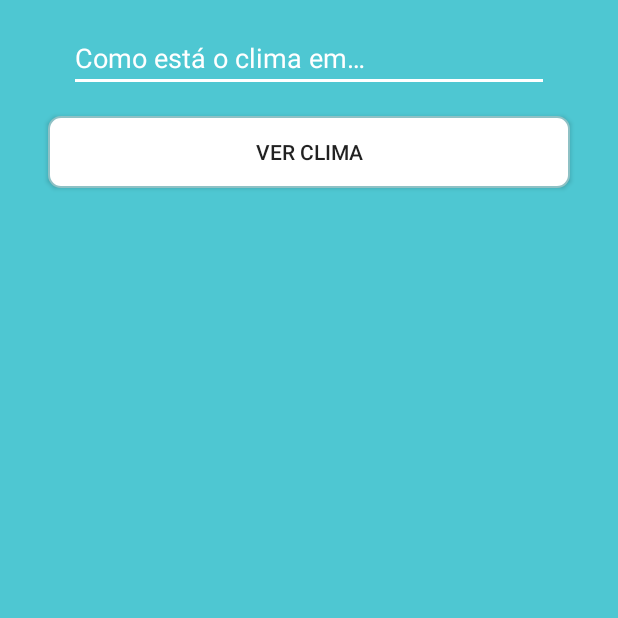
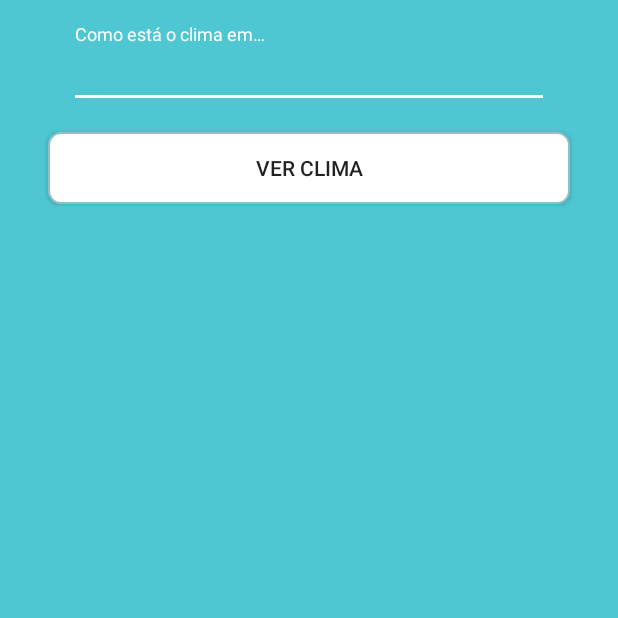
Before and after one commit to genorchiomento/weather_app, an Android app: the screen it shows after launch (WeatherActivity), on a phone screen of 412 x 824 dp, the top half of it. Run offline under Robolectric (Android 15) with nearby library versions, the phone set to English and light mode, and no system bars; our stand-ins replace Picasso; pictures from the network do not load.

Commit message:
add material design in edit text

```diff
--- a/app/build.gradle
+++ b/app/build.gradle
@@ -60,4 +60,6 @@ dependencies {
   implementation "androidx.lifecycle:lifecycle-viewmodel-ktx:$lifecycle_version"
   // LiveData
   implementation "androidx.lifecycle:lifecycle-livedata-ktx:$lifecycle_version"
+  //Material
+  implementation 'com.google.android.material:material:1.1.0'
 }
--- a/app/src/main/java/br/com/fatcatdevstudio/weatherapp/ui/activity/WeatherActivity.kt
+++ b/app/src/main/java/br/com/fatcatdevstudio/weatherapp/ui/activity/WeatherActivity.kt
@@ -10,7 +10,7 @@ import br.com.fatcatdevstudio.weatherapp.repository.ApiRepository
 import br.com.fatcatdevstudio.weatherapp.ui.viewmodel.WeatherViewModel
 import br.com.fatcatdevstudio.weatherapp.ui.viewmodel.factory.WeatherViewModelFactory
 import com.squareup.picasso.Picasso
-import kotlinx.android.synthetic.main.activity_main.*
+import kotlinx.android.synthetic.main.activity_weather.*
 import kotlinx.android.synthetic.main.result_weather_search.*
 
 class WeatherActivity : AppCompatActivity() {
@@ -23,7 +23,7 @@ class WeatherActivity : AppCompatActivity() {
 
   override fun onCreate(savedInstanceState: Bundle?) {
     super.onCreate(savedInstanceState)
-    setContentView(R.layout.activity_main)
+    setContentView(R.layout.activity_weather)
 
     btnSearch.setOnClickListener {
       observeLiveData()
@@ -58,7 +58,7 @@ class WeatherActivity : AppCompatActivity() {
           feelsLikeResponseTextView.text = getString(R.string.text_feels_like, feelsLike)
           windSpeedResponseTextView.text = getString(R.string.text_speed_wind, windSpeed)
 
-          editTextCityInput.text.clear()
+          editTextCityInput.text?.clear()
         }
       )
   }
--- a/app/src/main/res/layout/activity_main.xml
+++ b/app/src/main/res/layout/activity_weather.xml
@@ -9,20 +9,26 @@
   android:padding="@dimen/component_interface_square_16"
   tools:context=".ui.activity.WeatherActivity">
 
-  <EditText
-    android:id="@+id/editTextCityInput"
+  <com.google.android.material.textfield.TextInputLayout
+    android:id="@+id/TextInputLayoutCity"
     android:layout_width="wrap_content"
     android:layout_height="wrap_content"
-    android:ems="15"
-    android:hint="@string/hint_search_city_input"
-    android:importantForAutofill="no"
-    android:inputType="textCapCharacters"
-    android:textAllCaps="true"
-    android:textColor="@color/colorText"
-    android:textColorHint="@color/colorText"
     app:layout_constraintEnd_toEndOf="parent"
     app:layout_constraintStart_toStartOf="parent"
-    app:layout_constraintTop_toTopOf="parent" />
+    app:layout_constraintTop_toTopOf="parent">
+
+    <com.google.android.material.textfield.TextInputEditText
+      android:id="@+id/editTextCityInput"
+      android:layout_width="wrap_content"
+      android:layout_height="wrap_content"
+      android:ems="15"
+      android:hint="@string/hint_search_city_input"
+      android:importantForAutofill="no"
+      android:inputType="textCapCharacters"
+      android:textAllCaps="true"
+      android:textColor="@color/colorText"
+      android:textColorHint="@color/colorText" />
+  </com.google.android.material.textfield.TextInputLayout>
 
   <Button
     android:id="@+id/btnSearch"
@@ -33,7 +39,7 @@
     android:text="@string/label_btn_search"
     app:layout_constraintEnd_toEndOf="parent"
     app:layout_constraintStart_toStartOf="parent"
-    app:layout_constraintTop_toBottomOf="@+id/editTextCityInput" />
+    app:layout_constraintTop_toBottomOf="@+id/TextInputLayoutCity" />
 
   <include
     layout="@layout/result_weather_search"
```
